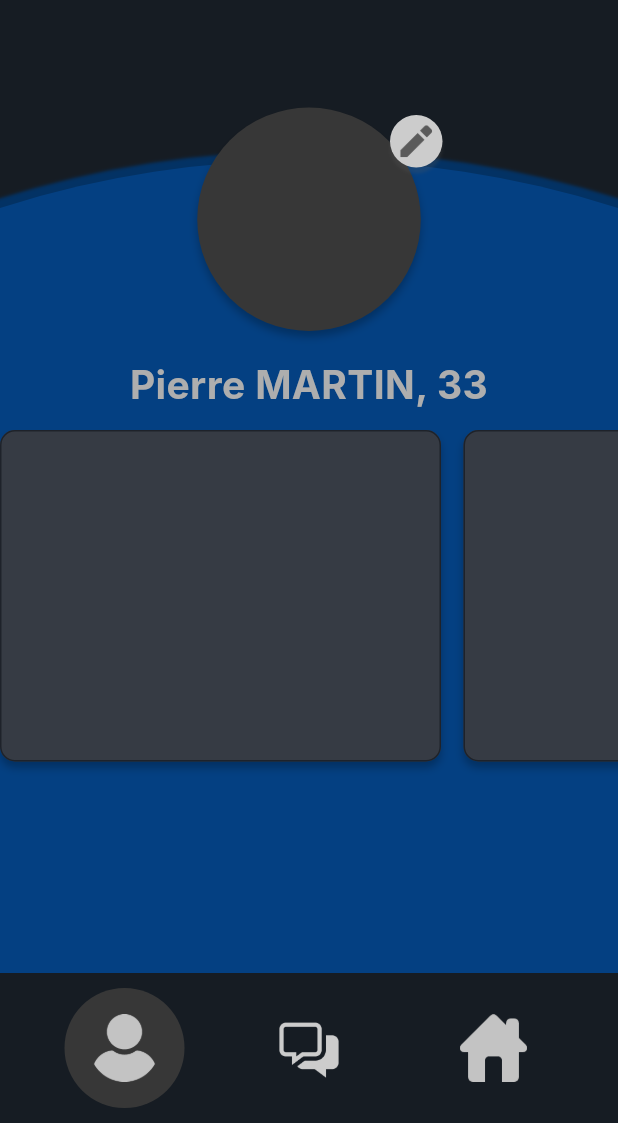
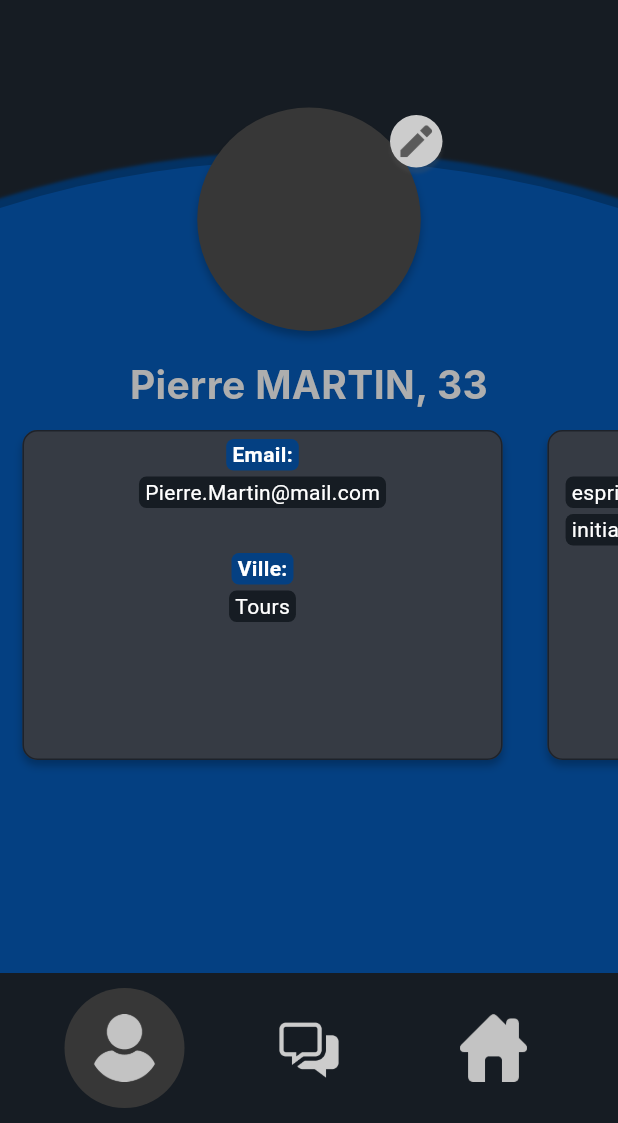
Before and after one commit to algosup/2023-2024-project-5-flutter-team-5, a Flutter app: the ProfileView screen opened directly, on a phone screen of 412 x 824 dp, the part 113-1236 px from its top. Run offline on Flutter 3.47's test engine with Material 3 defaults, Android fonts, the phone set to English and light mode, and no system bars; our stand-ins replace flutter_card_swiper, fluttertoast, multi_select_flutter; Roboto replaces fonts that are missing (Inter).

Commit message:
merged and added new profile view

```diff
--- a/App/lib/profileview.dart
+++ b/App/lib/profileview.dart
@@ -54,7 +54,8 @@ class ViewProfile extends StatelessWidget {
   @override
   Widget build(BuildContext context) {
     final themes = Themes();
-    return Container( // Background (black/white)
+    return Container(
+      // Background (black/white)
       width: MediaQuery.of(context).size.width,
       decoration: ShapeDecoration(
         color: themes.currentTheme.colorScheme.primary,
@@ -64,7 +65,8 @@ class ViewProfile extends StatelessWidget {
       ),
       child: Stack(
         children: [
-          Positioned( // Background (blue)
+          Positioned(
+            // Background (blue)
             left: MediaQuery.of(context).size.width / 2 - 529.5,
             top: 182,
             child: Container(
@@ -84,7 +86,8 @@ class ViewProfile extends StatelessWidget {
               ),
             ),
           ),
-          Positioned( // Profile picture
+          Positioned(
+            // Profile picture
             left: MediaQuery.of(context).size.width / 2 - 74.5,
             top: 147,
             child: Container(
@@ -104,7 +107,8 @@ class ViewProfile extends StatelessWidget {
               ),
             ),
           ),
-          Positioned( //name text
+          Positioned(
+            //name text
             left: MediaQuery.of(context).size.width / 2 - (268 / 2),
             top: 316,
             child: SizedBox(
@@ -123,7 +127,8 @@ class ViewProfile extends StatelessWidget {
               ),
             ),
           ),
-            Positioned( // Edit Profile
+          Positioned(
+            // Edit Profile
             left: 260,
             top: 152,
             child: GestureDetector(
@@ -209,7 +214,8 @@ class TopAppBar extends StatelessWidget {
               ),
               GestureDetector(
                 key: button_settings_profile,
-                onTap: () => Navigator.push(context, MaterialPageRoute(builder: (context) => SettingsPage())),
+                onTap: () => Navigator.push(context,
+                    MaterialPageRoute(builder: (context) => SettingsPage())),
                 child: Padding(
                   padding: const EdgeInsets.only(right: 40),
                   child: Image.asset(
@@ -239,33 +245,68 @@ class ScrollableBoxWidget extends StatelessWidget {
       child: Row(
         children: [
           Padding(
-            padding: const EdgeInsets.only(right: 15),
+            padding: const EdgeInsets.only(right: 15, left: 15),
             child: BoxWidget(
-              text: 'BlaBla',
+              field: const ["Email", "Ville"],
+              values: const [
+                ["Pierre.Martin@mail.com"],
+                ["Tours"]
+              ],
             ),
           ),
           Padding(
-            padding: const EdgeInsets.only(right: 15),
+            padding: const EdgeInsets.only(right: 15, left: 15),
             child: BoxWidget(
-              text: 'BlouBlou',
+              field: const ["Competence", "Personalité"],
+              values: const [
+                [
+                  "esprit critique",
+                  "responsabilité",
+                  "négociation",
+                  "initiative"
+                ],
+                ["Innovateur"],
+              ],
             ),
           ),
           Padding(
-            padding: const EdgeInsets.only(right: 15),
+            padding: const EdgeInsets.only(right: 15, left: 15),
             child: BoxWidget(
-              text: 'BliBli',
+              field: const ["Diplome(s)"],
+              values: const [
+                ['Baccalauréat général', 'Licence'],
+              ],
             ),
           ),
           Padding(
-            padding: const EdgeInsets.only(right: 15),
+            padding: const EdgeInsets.only(right: 15, left: 15),
             child: BoxWidget(
-              text: 'BluBlu',
+              field: const [
+                "Secteur(s) d'activité recherché",
+                "Type de contrats recherchés",
+              ],
+              values: const [
+                [
+                  'Énergie',
+                  'Industries',
+                  'Logistique et transport',
+                  'Automobile'
+                ],
+                ["CDI", "CDD"],
+              ],
             ),
           ),
           Padding(
-            padding: const EdgeInsets.only(right: 15),
+            padding: const EdgeInsets.only(right: 15, left: 15),
             child: BoxWidget(
-              text: 'Never gonna give you up, \nNever gonna let you down, \nNever gonna run around and desert you, \nNever gonna make you cry, \nNever gonna say goodbye, \nNever gonna tell a lie and hurt you',
+              field: const ["Categorie d'entreprise recherchée"],
+              values: const [
+                [
+                  'Grande entreprise',
+                  'Entreprise de taille intermédiaire',
+                  'Petite et moyenne entreprise',
+                ]
+              ],
             ),
           ),
         ],
@@ -274,20 +315,22 @@ class ScrollableBoxWidget extends StatelessWidget {
   }
 }
 
-
 class BoxWidget extends StatelessWidget {
-  final String text;
+  List<String> field;
+  List<List<String>> values;
   final Themes themes = Themes();
 
-  BoxWidget({required this.text});
+  FieldsAndValue fieldsAndValue = FieldsAndValue();
+
+  BoxWidget({required this.field, required this.values});
 
   @override
   Widget build(BuildContext context) {
     return Column(
       children: [
         Container(
-          width: 294,
-          height: 221,
+          width: 320,
+          height: 220,
           decoration: ShapeDecoration(
             color: themes.currentTheme.colorScheme.secondary,
             shape: RoundedRectangleBorder(
@@ -303,20 +346,68 @@ class BoxWidget extends StatelessWidget {
               )
             ],
           ),
-          child: Center( // Wrap the text widget with Center
+          child: Center(
+              // Wrap the text widget with Center
+              child: Column(
+            children: [
+              ...values.asMap().entries.map((entry) =>
+                  fieldsAndValue.getField(field[entry.key], values[entry.key])),
+            ],
+          )),
+        ),
+      ],
+    );
+  }
+}
+
+class FieldsAndValue {
+  final Themes themes = Themes();
+
+  getField(String field, List<String> values) {
+    return Container(
+      padding: const EdgeInsets.all(5),
+      margin: const EdgeInsets.only(bottom: 20),
+      child: Column(
+        children: [
+          Container(
+            margin: const EdgeInsets.only(bottom: 4),
+            padding:
+                const EdgeInsets.only(left: 4, right: 4, top: 0.5, bottom: 0.5),
+            decoration: BoxDecoration(
+              color: themes.currentTheme.colorScheme.primaryContainer,
+              borderRadius: BorderRadius.circular(5.0),
+            ),
             child: Text(
-              text,
+              "$field:",
               style: TextStyle(
-                color: themes.currentTheme.colorScheme.onSecondary,
-                fontSize: 13,
-                fontFamily: 'Inter',
-                fontWeight: FontWeight.w400,
-                height: 1.5,
+                  color: themes.currentTheme.colorScheme.onPrimary,
+                  fontWeight: FontWeight.w700),
+            ),
+          ),
+          Wrap(
+            spacing: 8.0,
+            runSpacing: 4.0,
+            children: [
+              ...values.asMap().entries.map(
+                    (str) => Container(
+                      padding: const EdgeInsets.only(
+                          left: 4, right: 4, top: 0.5, bottom: 0.5),
+                      decoration: BoxDecoration(
+                        color: themes.currentTheme.colorScheme.primary,
+                        borderRadius: BorderRadius.circular(5.0),
+                      ),
+                      child: Text(
+                        str.value,
+                        style: TextStyle(
+                          color: themes.currentTheme.colorScheme.onPrimary,
                         ),
                       ),
                     ),
                   ),
             ],
+          )
+        ],
+      ),
     );
   }
 }
```
Also changed, not shown: App/lib/skills.dart (+35 -7 lines). Lines whose indentation alone changed are shown as unchanged.
